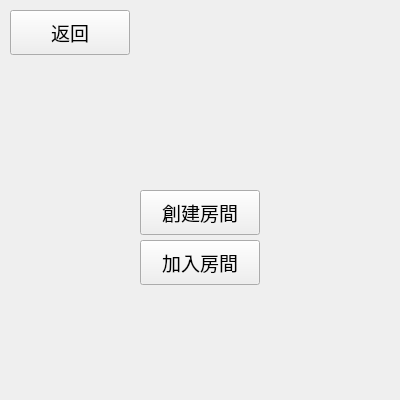
lkj0096/chinese_chess, file Multiplayer.ui: the form before one commit.
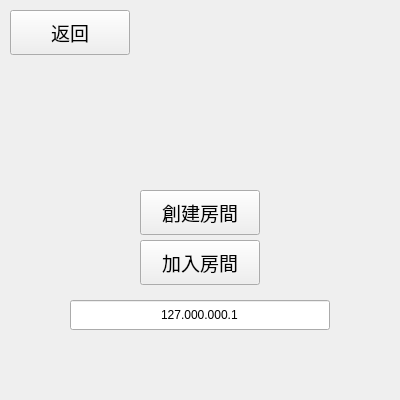
The form after the commit.

```diff
--- a/Multiplayer.ui
+++ b/Multiplayer.ui
@@ -67,6 +67,25 @@
     <string>加入房間</string>
    </property>
   </widget>
+  <widget class="QLineEdit" name="lineEdit">
+   <property name="geometry">
+    <rect>
+     <x>70</x>
+     <y>300</y>
+     <width>260</width>
+     <height>30</height>
+    </rect>
+   </property>
+   <property name="text">
+    <string>127.000.000.1</string>
+   </property>
+   <property name="maxLength">
+    <number>15</number>
+   </property>
+   <property name="alignment">
+    <set>Qt::AlignCenter</set>
+   </property>
+  </widget>
  </widget>
  <resources/>
  <connections/>
```
Left out of the diff: 4 changed lines with no effect on the pictures.
